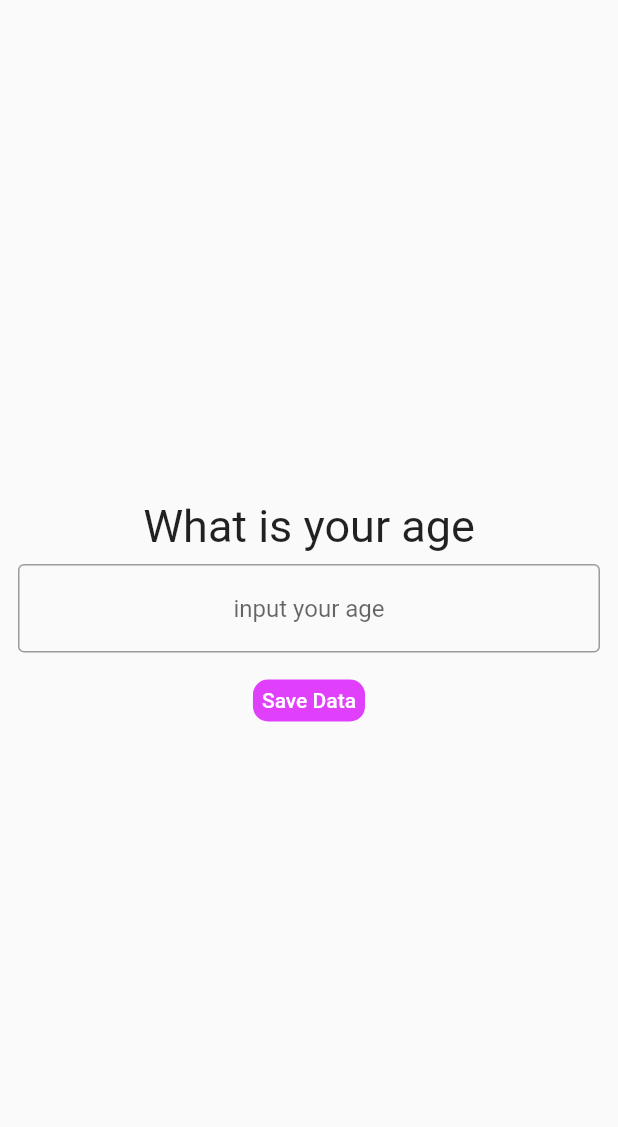
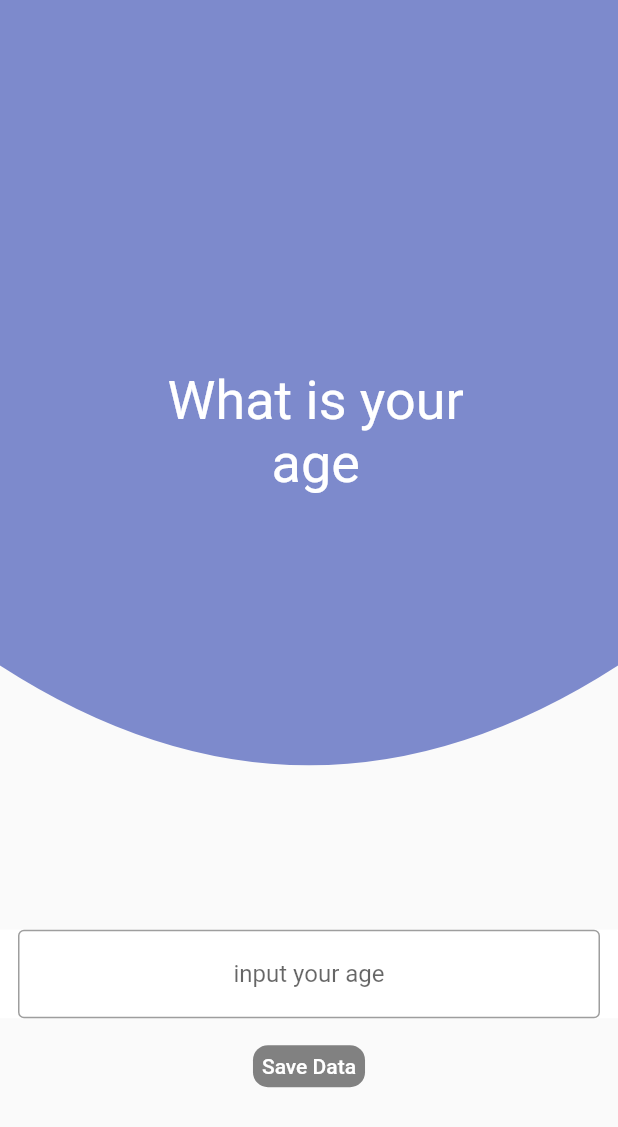
Before and after one commit to kimberllyflorez/pancho-carbs, a Flutter app: the screen it shows after launch, after a tap on "CONTINUE", on a phone screen of 412 x 824 dp. Shown: the top 1127 px of the screen. Run offline on Flutter 3.47's test engine with Material 2 defaults, Android fonts, the light colour scheme and no system bars; our stand-ins replace shared_preferences.

Commit message:
advance ui user data

```diff
--- a/lib/data_user/ui/pages/age_pg.dart
+++ b/lib/data_user/ui/pages/age_pg.dart
@@ -1,6 +1,9 @@
 import 'package:flutter/material.dart';
 import 'package:flutter/services.dart';
 import 'package:projects_study/data_user/helpers/helpers.dart';
+import 'package:projects_study/data_user/ui/widgets/appbar_question_datauser.dart';
+
+import 'package:projects_study/palete/palette.dart';
 
 class AgePg extends StatefulWidget {
   const AgePg({super.key});
@@ -28,15 +31,22 @@ class _AgePgState extends State<AgePg> {
   @override
   Widget build(BuildContext context) {
     return Scaffold(
-      body: Column(
+        body: SingleChildScrollView(
+      child: Column(
+        children: [
+         const CustomBackGround(
+            question: ' What is your \n age',
+          ),
+          Column(
             mainAxisAlignment: MainAxisAlignment.center,
             children: [
               InputTextWd(
-            questionPg: 'What is your age',
                 controllerData: ageController,
                 keyValue: ageController.text,
                 hintText: 'input your age',
-            validate: [LengthLimitingTextInputFormatter(3)],
+                validate: [
+                  LengthLimitingTextInputFormatter(3),
+                ],
               ),
               SaveInfoButton(
                 textButton: 'Save Data',
@@ -44,7 +54,9 @@ class _AgePgState extends State<AgePg> {
               )
             ],
           ),
-    );
+        ],
+      ),
+    ));
   }
 
   void saveAge(String key, String value) async {
--- a/lib/data_user/ui/pages/welcome_pg.dart
+++ b/lib/data_user/ui/pages/welcome_pg.dart
@@ -1,5 +1,6 @@
 import 'package:flutter/material.dart';
-import 'package:projects_study/pallete/palette.dart';
+import 'package:projects_study/data_user/ui/widgets/welcom_custom_appbar.dart';
+import 'package:projects_study/palete/palette.dart';
 
 class FirstWelcomePg extends StatelessWidget {
   const FirstWelcomePg({Key? key}) : super(key: key);
@@ -34,7 +35,7 @@ class FirstWelcomePg extends StatelessWidget {
               onPressed: () {
                 Navigator.pushNamed(context, 'agePg');
               },
-              child:  Container(
+              child:   Container(
                 width: double.infinity,
                 child:  Text(
                   'CONTINUE',textAlign: TextAlign.center,
@@ -52,57 +53,3 @@ class FirstWelcomePg extends StatelessWidget {
     );
   }
 }
-
-
-
-class CustomAppBar extends StatelessWidget {
-  const CustomAppBar({
-    Key? key,
-  }) : super(key: key);
-
-  @override
-  Widget build(BuildContext context) {
-    return  ClipPath(
-      clipper: CustomClipPath(),
-      child:  Container  (
-        alignment: Alignment.center,
-
-        width: double.infinity,
-        height: MediaQuery.of(context).size.height * 0.3,
-        color: Palette.primary,
-        child: Text(
-          'WELCOME TO  \n CALORIE COUNTER ',
-          style: TextStyle(
-              color: Palette.write,
-              fontSize: 26,
-              fontWeight: FontWeight.bold
-          ),
-          textAlign: TextAlign.center,
-        ),
-      ),
-    );
-  }
-}
-class CustomClipPath extends CustomClipper<Path> {
-  @override
-  Path getClip(Size size) {
-    var path = Path();
-    path.lineTo(0, size.height/3 );
-    path.cubicTo(
-        ( size.width/5),
-        3*(size.height/2),
-        2*(size.width/3),
-        size.height/2,
-        size.width,
-        size.height * 0.9);
-
-
-    path.lineTo(size.width, 0);
-    //path.moveTo(size.width, 0);
-
-    return path;
-  }
-
-  @override
-  bool shouldReclip(CustomClipper<Path> oldClipper) => true;
-}
--- /dev/null
+++ b/lib/data_user/ui/widgets/appbar_question_datauser.dart
@@ -0,0 +1,59 @@
+import 'package:flutter/material.dart';
+import 'package:projects_study/palete/palette.dart';
+
+class CustomBackGround extends StatelessWidget {
+  final List<Widget>? widgets;
+  final String? question;
+
+  const CustomBackGround({
+
+    Key? key,  this.widgets, this.question,
+  }) : super(key: key);
+
+  @override
+  Widget build(BuildContext context) {
+    return ClipPath(
+      clipper: CustomClipPath(),
+      child: Container(
+        alignment: Alignment.center,
+        color: Palette.primary,
+        width: double.infinity,
+        height: MediaQuery.of(context).size.height * 0.7,
+        child: Stack(
+            children: [
+
+              Text(
+                question ??
+                ' ',
+                textAlign: TextAlign.center,
+                style: TextStyle(
+                  fontSize: 36,
+                  color: Palette.write,
+                ),
+              )
+            ]
+        ),
+      ),
+    );
+  }
+}
+
+class CustomClipPath extends CustomClipper<Path> {
+
+  @override
+  Path getClip(Size size) {
+
+    var path = Path();
+    path.lineTo(0, size.height / 1.3);
+
+    path.quadraticBezierTo(
+        size.width/2 , size.height, size.width, size.height / 1.3);
+    path.lineTo(size.width, 0);
+    //path.moveTo(size.width, 0);
+
+    return path;
+  }
+
+  @override
+  bool shouldReclip(CustomClipper<Path> oldClipper) => true;
+}
--- a/lib/data_user/ui/widgets/input_text_wd.dart
+++ b/lib/data_user/ui/widgets/input_text_wd.dart
@@ -1,9 +1,10 @@
 import 'package:flutter/material.dart';
 import 'package:flutter/services.dart';
 import 'package:projects_study/data_user/helpers/helpers.dart';
+import 'package:projects_study/palete/palette.dart';
 
 class InputTextWd extends StatelessWidget {
-  final String questionPg;
+  final String? questionPg;
   final TextEditingController? controllerData;
   final String? keyValue;
   final String? hintText;
@@ -15,7 +16,7 @@ class InputTextWd extends StatelessWidget {
     this.keyValue,
     this.hintText,
     this.validate,
-    required this.questionPg,
+     this.questionPg,
   }) : super(key: key);
 
   @override
@@ -24,12 +25,13 @@ class InputTextWd extends StatelessWidget {
       mainAxisAlignment: MainAxisAlignment.center,
       children: [
         Text(
-          questionPg,
+          questionPg ?? ' ',
           style: const TextStyle(
             fontSize: 30,
           ),
         ),
         Container(
+          color: Palette.write,
           padding: const EdgeInsets.only(
             left: 12.0,
             right: 12.0,
@@ -39,8 +41,10 @@ class InputTextWd extends StatelessWidget {
             top: 8.0,
           ),
           child: TextFormField(
+
             decoration: InputDecoration(
-              border: const OutlineInputBorder(),
+              border: const OutlineInputBorder(
+              ),
               hintText: hintText,
             ),
             textAlign: TextAlign.center,
--- a/lib/data_user/ui/widgets/save_info_button.dart
+++ b/lib/data_user/ui/widgets/save_info_button.dart
@@ -1,4 +1,5 @@
 import 'package:flutter/material.dart';
+import 'package:projects_study/palete/palette.dart';
 
 class SaveInfoButton extends StatelessWidget {
   final String? textButton;
@@ -16,7 +17,7 @@ class SaveInfoButton extends StatelessWidget {
       onPressed: function,
       child: Container(
         decoration: BoxDecoration(
-          color: Colors.purpleAccent,
+          color: Palette.gray,
           borderRadius: BorderRadius.circular(10.0),
         ),
         padding: const EdgeInsets.all(6),
--- a/lib/data_user/ui/widgets/select_button_wd.dart
+++ b/lib/data_user/ui/widgets/select_button_wd.dart
@@ -1,4 +1,5 @@
 import 'package:flutter/material.dart';
+import 'package:projects_study/palete/palette.dart';
 
 class SelectButtonWd extends StatelessWidget {
   final String nameButton;
@@ -22,8 +23,8 @@ class SelectButtonWd extends StatelessWidget {
       margin: const EdgeInsets.only(left: 10.0, right: 10.0),
       child: MaterialButton(
         shape: RoundedRectangleBorder(borderRadius: BorderRadius.circular(15)),
-        splashColor: Colors.green,
-        color: select ? Colors.green : Colors.white10,
+        splashColor: Palette.primary,
+        color: select ? Palette.primary: Colors.white10,
         onPressed: change,
         //select = !select;
         //setState(() {});
--- /dev/null
+++ b/lib/data_user/ui/widgets/welcom_custom_appbar.dart
@@ -0,0 +1,47 @@
+import 'package:flutter/material.dart';
+import 'package:projects_study/palete/palette.dart';
+
+class CustomAppBar extends StatelessWidget {
+  final String? question;
+  const CustomAppBar({
+    Key? key,  this.question,
+  }) : super(key: key);
+
+  @override
+  Widget build(BuildContext context) {
+    return ClipPath(
+      clipper: CustomClipPath(),
+      child: Container(
+        alignment: Alignment.center,
+        width: double.infinity,
+        height: MediaQuery.of(context).size.height * 0.3,
+        color: Palette.primary,
+        child: Text(
+          question ??
+          'WELCOME TO  \n CALORIE COUNTER ',
+          style: TextStyle(
+              color: Palette.write, fontSize: 26, fontWeight: FontWeight.bold),
+          textAlign: TextAlign.center,
+        ),
+      ),
+    );
+  }
+}
+
+class CustomClipPath extends CustomClipper<Path> {
+  @override
+  Path getClip(Size size) {
+    var path = Path();
+    path.lineTo(0, size.height / 3);
+    path.cubicTo((size.width / 5), 3 * (size.height / 2), 2 * (size.width / 3),
+        size.height / 2, size.width, size.height * 0.9);
+
+    path.lineTo(size.width, 0);
+    //path.moveTo(size.width, 0);
+
+    return path;
+  }
+
+  @override
+  bool shouldReclip(CustomClipper<Path> oldClipper) => true;
+}
--- a/lib/home/ui/pages/home_pg.dart
+++ b/lib/home/ui/pages/home_pg.dart
@@ -1,6 +1,6 @@
 import 'package:flutter/material.dart';
 import 'package:projects_study/home/ui/widget/custom_background.dart';
-import 'package:projects_study/pallete/palette.dart';
+import 'package:projects_study/palete/palette.dart';
 
 class HomePg extends StatelessWidget {
   const HomePg({Key? key}) : super(key: key);
@@ -9,8 +9,8 @@ class HomePg extends StatelessWidget {
   Widget build(BuildContext context) {
     return Scaffold(
       body: Column(
-        children: const [
-          CustomBackGround(),
+        children:  [
+         // CustomBackGround(),
         ],
       ),
     );
--- a/lib/main.dart
+++ b/lib/main.dart
@@ -25,7 +25,7 @@ class MyApp extends StatelessWidget {
       title: 'Flutter Demo',
       theme: ThemeData(
         backgroundColor: Colors.white10,
-        primarySwatch: Colors.purple,
+        primarySwatch: Colors.grey,
       ),
       home: const FirstWelcomePg(),
       routes: {
```
Also changed, not shown: lib/data_user/ui/pages/gender_pg.dart (+5 -9 lines), lib/data_user/ui/pages/height_pg.dart (+7 -2 lines), lib/data_user/ui/pages/weigh_pg.dart (+9 -5 lines), lib/home/ui/widget/custom_background.dart (+36 -12 lines), lib/palete/palette.dart (renamed from lib/pallete/palette.dart). Lines whose indentation alone changed are shown as unchanged.
